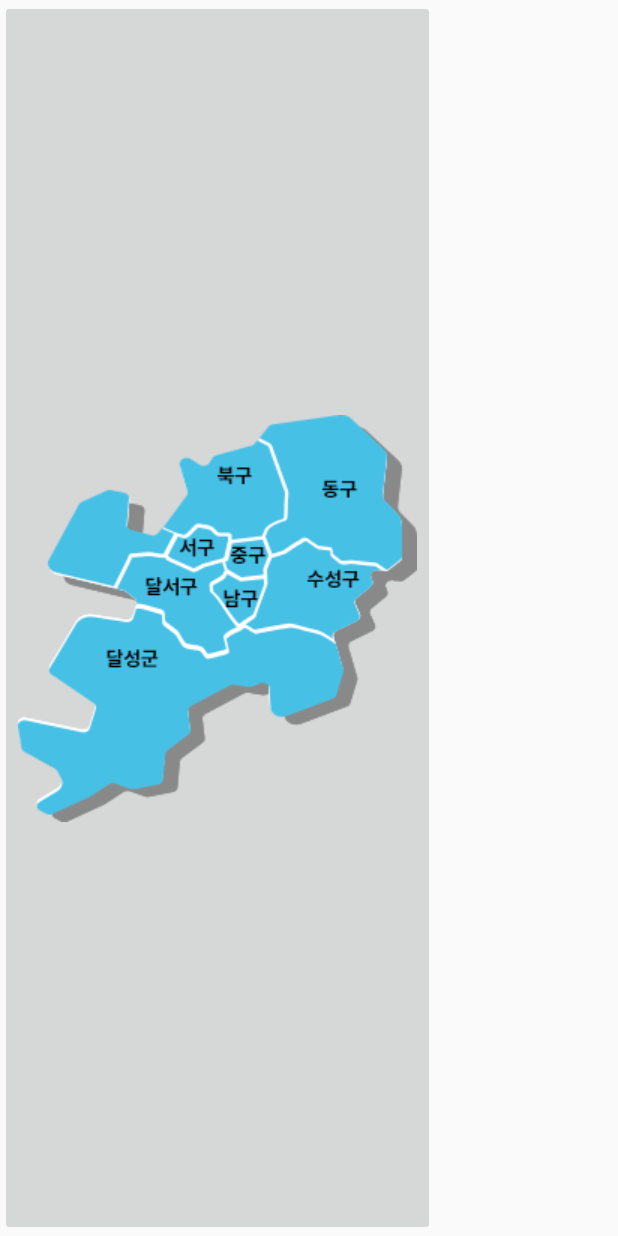
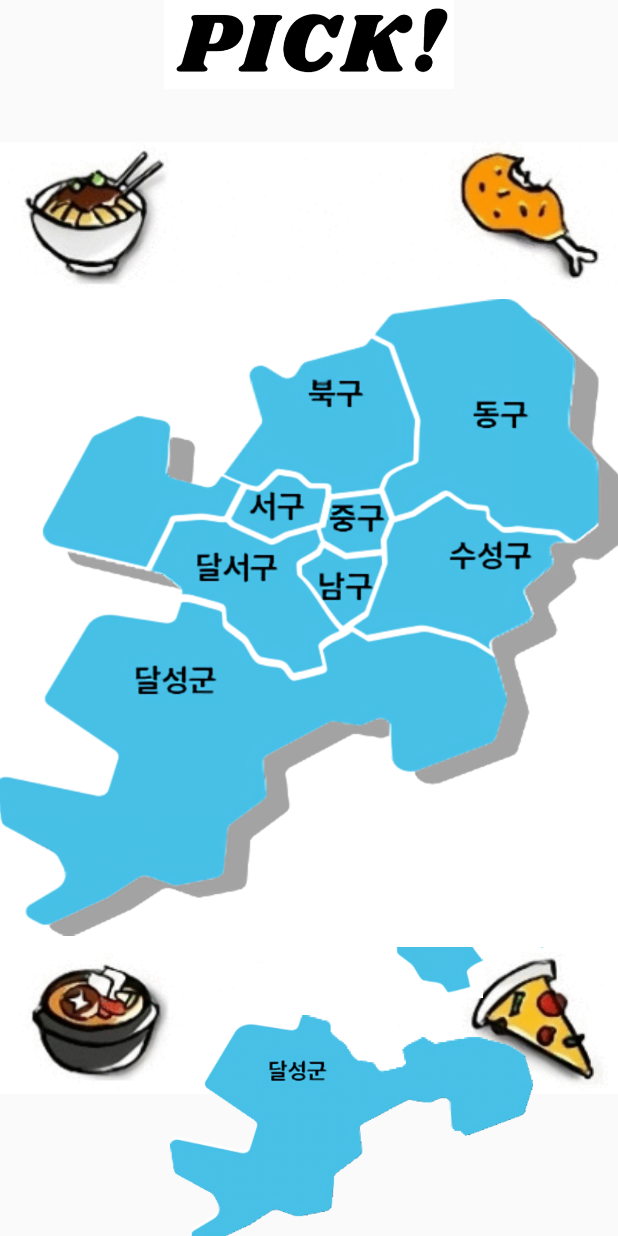
Before and after one commit to SongeunYoo/MobileAppProgramming1-team2, an Android app: the screen it shows after launch (SelectArea), on a phone screen of 412 x 824 dp. Run offline under Robolectric (Android 15) with nearby library versions, the phone set to English and light mode, and no system bars.

Commit message:
완료 했습니다

```diff
--- a/test3/app/build.gradle
+++ b/test3/app/build.gradle
@@ -28,4 +28,6 @@ dependencies {
     testImplementation 'junit:junit:4.12'
     androidTestImplementation 'androidx.test:runner:1.1.1'
     androidTestImplementation 'androidx.test.espresso:espresso-core:3.1.1'
+    implementation 'com.github.bumptech.glide:glide:4.10.0'
+    annotationProcessor 'com.github.bumptech.glide:compiler:4.10.0'
 }
--- a/test3/app/src/main/AndroidManifest.xml
+++ b/test3/app/src/main/AndroidManifest.xml
@@ -4,7 +4,7 @@
 
     <application
         android:allowBackup="true"
-        android:icon="@mipmap/ic_launcher"
+        android:icon="@drawable/logo_icon"
         android:label="@string/app_name"
         android:roundIcon="@mipmap/ic_launcher_round"
         android:supportsRtl="true"
--- a/test3/app/src/main/java/com/example/test3/SelectArea.java
+++ b/test3/app/src/main/java/com/example/test3/SelectArea.java
@@ -4,8 +4,12 @@ import android.content.Intent;
 import android.os.Bundle;
 import android.view.View;
 import android.widget.Button;
+import android.widget.ImageView;
+import android.widget.Toast;
 
 import androidx.appcompat.app.AppCompatActivity;
+
+import com.bumptech.glide.Glide;
 
 public class SelectArea extends AppCompatActivity {
 
@@ -13,6 +17,34 @@ public class SelectArea extends AppCompatActivity {
     protected void onCreate(Bundle savedInstanceState) {
         super.onCreate(savedInstanceState);
         setContentView(R.layout.select_area_layout);
+
+        ImageView s1 = findViewById(R.id.image1);
+        s1.setX(520);
+        s1.setY(800);
+        ImageView s2 = findViewById(R.id.image2);
+        s2.setX(340);
+        s2.setY(870);
+        ImageView s3 = findViewById(R.id.image3);
+        s3.setX(650);
+        s3.setY(500);
+        ImageView s4 = findViewById(R.id.image4);
+        s4.setX(380);
+        s4.setY(520);
+        ImageView s5 = findViewById(R.id.image5);
+        s5.setX(450);
+        s5.setY(835);
+        ImageView s6 = findViewById(R.id.image6);
+        s6.setX(170);
+        s6.setY(1000);
+        ImageView s7 = findViewById(R.id.image7);
+        s7.setX(630);
+        s7.setY(780);
+        ImageView s8 = findViewById(R.id.image8);
+        s8.setX(380);
+        s8.setY(750);
+
+        ImageView g = findViewById(R.id.gif);
+        Glide.with(this).load(R.drawable.turngif).into(g);
     }
 
     public void selectArea (View view) {
@@ -20,4 +52,9 @@ public class SelectArea extends AppCompatActivity {
         startActivity(intent);
         finish();
     }
+
+    public void onClick1(View view) {
+        Toast T= Toast.makeText(getApplicationContext(), "다른 지역시즌을 기다려주세요", Toast.LENGTH_LONG);
+        T.show();
+    }
 }
--- a/test3/app/src/main/res/layout/select_area_layout.xml
+++ b/test3/app/src/main/res/layout/select_area_layout.xml
@@ -1,16 +1,108 @@
 <?xml version="1.0" encoding="utf-8"?>
-<LinearLayout xmlns:android="http://schemas.android.com/apk/res/android"
+<FrameLayout xmlns:android="http://schemas.android.com/apk/res/android"
     xmlns:app="http://schemas.android.com/apk/res-auto"
-    android:orientation="vertical"
+    xmlns:tools="http://schemas.android.com/tools"
     android:layout_width="match_parent"
-    android:layout_height="match_parent">
+    android:layout_height="match_parent"
+    android:orientation="horizontal"
+    tools:context=".SelectArea"
+    >
 
-    <ImageButton
-        android:id="@+id/imageButton"
+
+    <ImageView
+        android:id="@+id/gif"
         android:layout_width="wrap_content"
+        android:layout_height="match_parent"
+        app:srcCompat="@drawable/turngif" />
+
+    <ImageView
+        android:id="@+id/image2"
+        android:layout_width="95dp"
+        android:layout_height="88dp"
+        android:layout_weight="1"
+        android:onClick="onClick1"
+        app:srcCompat="@drawable/dalwest"
+        tools:ignore="MissingConstraints" />
+
+    <ImageView
+        android:id="@+id/image3"
+        android:layout_width="144dp"
+        android:layout_height="150dp"
+        android:layout_weight="1"
+        android:onClick="onClick1"
+        app:srcCompat="@drawable/east"
+        tools:ignore="MissingConstraints" />
+
+    <ImageView
+        android:id="@+id/image4"
+        android:layout_width="127dp"
+        android:layout_height="104dp"
+        android:layout_weight="1"
+        android:onClick="onClick1"
+        app:srcCompat="@drawable/north"
+        tools:ignore="MissingConstraints" />
+
+    <ImageView
+        android:id="@+id/image5"
+        android:layout_width="121dp"
+        android:layout_height="104dp"
+        android:layout_weight="1"
+        android:onClick="onClick1"
+        app:srcCompat="@drawable/south"
+        tools:ignore="MissingConstraints" />
+
+    <ImageView
+        android:id="@+id/image6"
+        android:layout_width="242dp"
+        android:layout_height="173dp"
+        android:layout_weight="1"
+        android:onClick="onClick1"
+        app:srcCompat="@drawable/sung"
+        tools:ignore="MissingConstraints" />
+
+    <ImageView
+        android:id="@+id/image7"
+        android:layout_width="150dp"
         android:layout_height="wrap_content"
         android:layout_weight="1"
+        android:onClick="onClick1"
+        app:srcCompat="@drawable/susung"
+        tools:ignore="MissingConstraints" />
+
+    <ImageView
+        android:id="@+id/image8"
+        android:layout_width="69dp"
+        android:layout_height="wrap_content"
+        android:layout_weight="1"
+        android:onClick="onClick1"
+        app:srcCompat="@drawable/west"
+        tools:ignore="MissingConstraints" />
+    <ImageView
+        android:id="@+id/image1"
+        android:layout_width="72dp"
+        android:layout_height="52dp"
+        android:layout_weight="1"
+        android:onClick="selectArea"
+        app:srcCompat="@drawable/center"
+        tools:ignore="MissingConstraints" />
+
+    <ImageView
+        android:id="@+id/imageView2"
+        android:layout_width="417dp"
+        android:layout_height="439dp"
+        android:layout_gravity="center"
+        android:background="#ffffff"
         app:srcCompat="@drawable/daegu"
-        android:onClick="selectArea"/>
+        tools:ignore="MissingConstraints" />
 
-</LinearLayout>
+
+
+    <ImageView
+        android:id="@+id/imageView"
+        android:layout_width="match_parent"
+        android:layout_height="59dp"
+        android:layout_gravity="fill_horizontal"
+        app:srcCompat="@drawable/pick"
+        tools:ignore="MissingConstraints" />
+
+</FrameLayout>
```
Also changed, not shown: test3/app/src/main/res/drawable/center.png (added), test3/app/src/main/res/drawable/daegu.png, test3/app/src/main/res/drawable/dalwest.png (added), test3/app/src/main/res/drawable/east.png (added), test3/app/src/main/res/drawable/north.png (added), test3/app/src/main/res/drawable/pick.png (added), test3/app/src/main/res/drawable/south.png (added), test3/app/src/main/res/drawable/sung.png (added), test3/app/src/main/res/drawable/susung.png (added), test3/app/src/main/res/drawable/turngif.gif (added), test3/app/src/main/res/drawable/west.png (added).
